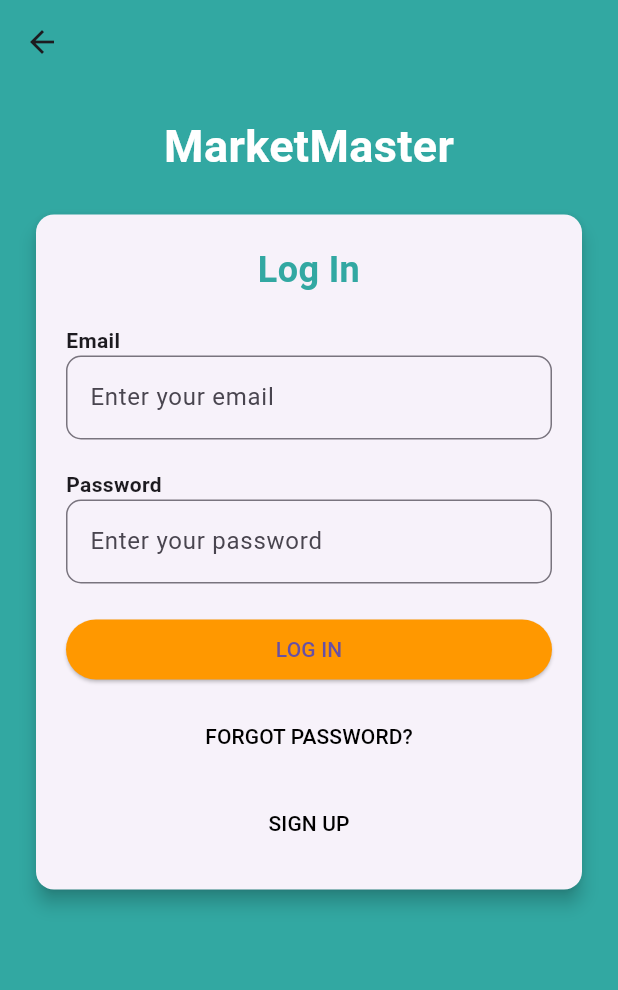
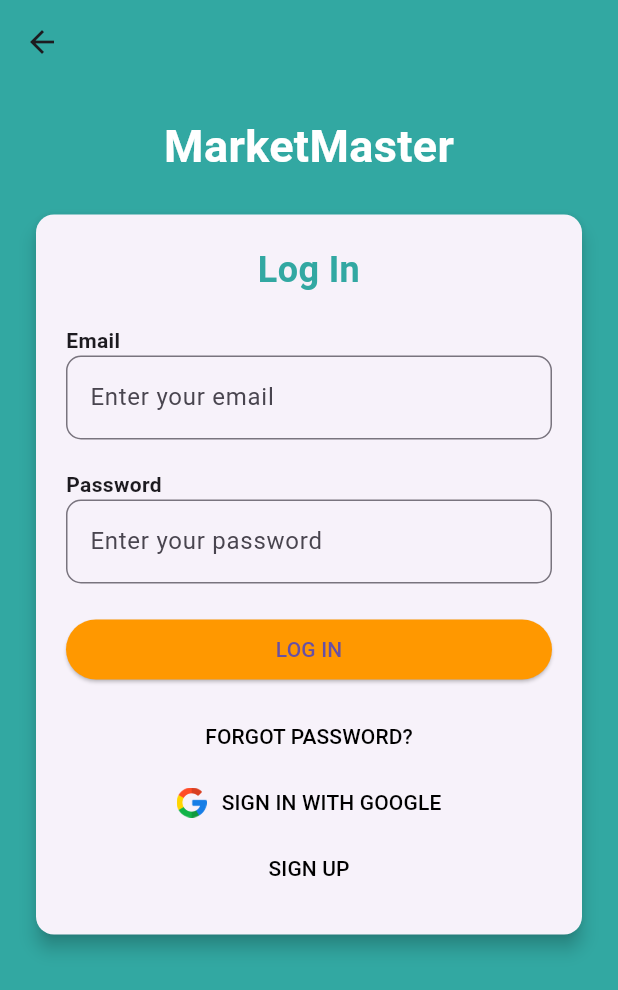
Before and after one commit to danielburongu/alu-mobile_dev, a Flutter app: the LoginScreen screen opened directly, on a phone screen of 412 x 824 dp. Shown: the top 990 px of the screen. Run offline on Flutter 3.47's test engine with Material 3 defaults, Android fonts, the phone set to English and light mode, and no system bars; our stand-ins replace cloud_firestore, firebase_auth, firebase_core, firebase_storage, get, google_sign_in and 1 more; accounts and stored records are empty.

Commit message:
google user auth and profile updates

```diff
--- a/lib/screens/Login.dart
+++ b/lib/screens/Login.dart
@@ -1,12 +1,11 @@
-// ignore_for_file: prefer_const_constructors
-
 import 'package:firebase_auth/firebase_auth.dart';
 import 'package:flutter/material.dart';
+import 'package:google_sign_in/google_sign_in.dart';
 import 'package:test1/screens/Signup.dart';
 import 'package:test1/screens/home_page.dart';
 
 class LoginScreen extends StatefulWidget {
-  const LoginScreen({super.key});
+  const LoginScreen({Key? key}) : super(key: key);
 
   @override
   State<LoginScreen> createState() => _LoginScreenState();
@@ -14,16 +13,46 @@ class LoginScreen extends StatefulWidget {
 
 class _LoginScreenState extends State<LoginScreen> {
   final _useremail = TextEditingController();
-
   final _userpassword = TextEditingController();
 
-  // void handleLogin() async {
+  final FirebaseAuth _auth = FirebaseAuth.instance;
+  final GoogleSignIn googleSignIn = GoogleSignIn();
+
+  Future<User?> _handleSignIn() async {
+    try {
+      final GoogleSignInAccount? googleSignInAccount = await googleSignIn.signIn();
+      if (googleSignInAccount != null) {
+        final GoogleSignInAuthentication googleSignInAuthentication =
+            await googleSignInAccount.authentication;
+
+        final AuthCredential credential = GoogleAuthProvider.credential(
+          accessToken: googleSignInAuthentication.accessToken,
+          idToken: googleSignInAuthentication.idToken,
+        );
+
+        final UserCredential authResult =
+            await _auth.signInWithCredential(credential);
+        final User? user = authResult.user;
+
+        return user;
+      } else {
+        // Handle user canceling sign-in
+        return null;
+      }
+    } catch (error) {
+      // Handle sign-in errors
+      print("Error signing in with Google: $error");
+      return null;
+    }
+  }
+
   void handleLogin(BuildContext context) async {
     showDialog(
       context: context,
       builder: (context) {
         return Center(child: CircularProgressIndicator());
-        });
+      },
+    );
     try {
       String userEmail = _useremail.text.trim();
       String userPassword = _userpassword.text.trim();
@@ -32,10 +61,11 @@ class _LoginScreenState extends State<LoginScreen> {
       } else {
         // Sign in with email and password
         await FirebaseAuth.instance.signInWithEmailAndPassword(
-            email: userEmail, password: userPassword);
+          email: userEmail,
+          password: userPassword,
+        );
 
         // Navigate to the home screen
-        // ignore: use_build_context_synchronously
         Navigator.pushReplacement(
           context,
           MaterialPageRoute(builder: (context) => HomeScreen()),
@@ -57,7 +87,8 @@ class _LoginScreenState extends State<LoginScreen> {
             child: Text(message),
           ),
         );
-        });
+      },
+    );
   }
 
   @override
@@ -65,17 +96,15 @@ class _LoginScreenState extends State<LoginScreen> {
     return Scaffold(
       backgroundColor: Color(0xFF32a8a2),
       appBar: AppBar(
-        //title: Text('MarketMaster'),
         backgroundColor: Color(0xFF32a8a2),
       ),
       body: SingleChildScrollView(
-        // Wrap with SingleChildScrollView
         child: Padding(
           padding: EdgeInsets.all(20.0),
           child: Column(
             children: [
               Text(
-                'MarketMaster', // App Name
+                'MarketMaster',
                 style: TextStyle(
                   fontSize: 30.0,
                   fontWeight: FontWeight.bold,
@@ -95,7 +124,7 @@ class _LoginScreenState extends State<LoginScreen> {
                         style: TextStyle(
                           fontSize: 24.0,
                           fontWeight: FontWeight.bold,
-                          color: Color(0xFF32a8a2), // Text color
+                          color: Color(0xFF32a8a2),
                         ),
                         textAlign: TextAlign.center,
                       ),
@@ -144,7 +173,7 @@ class _LoginScreenState extends State<LoginScreen> {
                       ElevatedButton(
                         onPressed: () => handleLogin(context),
                         style: ElevatedButton.styleFrom(
-                          backgroundColor: Colors.orange, // Background color
+                          backgroundColor: Colors.orange,
                         ),
                         child: Text('LOG IN'),
                       ),
@@ -154,9 +183,48 @@ class _LoginScreenState extends State<LoginScreen> {
                           // Handle forgot password button press
                         },
                         style: TextButton.styleFrom(
-                          foregroundColor: Colors.black, // Text color
+                          foregroundColor: Colors.black,
                         ),
                         child: Text('FORGOT PASSWORD?'),
+                      ),
+                      SizedBox(height: 10.0),
+                      Row(
+                        mainAxisAlignment: MainAxisAlignment.center,
+                        children: [
+                          TextButton(
+                            onPressed: () {
+                              _handleSignIn().then((user) {
+                                if (user != null) {
+                                  // Navigate to home screen
+                                  Navigator.pushReplacement(
+                                    context,
+                                    MaterialPageRoute(
+                                      builder: (context) => HomeScreen(),
+                                    ),
+                                  );
+                                }
+                              });
+                            },
+                            style: TextButton.styleFrom(
+                              padding: EdgeInsets.zero,
+                              minimumSize: Size(0, 0),
+                              tapTargetSize: MaterialTapTargetSize.shrinkWrap,
+                              alignment: Alignment.center,
+                              foregroundColor: Colors.black,
+                            ),
+                            child: Row(
+                              children: [
+                                Image.asset(
+                                  'lib/images/google.png',
+                                  height: 20, // Adjust the size as needed
+                                  width: 20, // Adjust the size as needed
+                                ),
+                                SizedBox(width: 10),
+                                Text('SIGN IN WITH GOOGLE'),
+                              ],
+                            ),
+                          ),
+                        ],
                       ),
                       SizedBox(height: 10.0),
                       TextButton(
@@ -164,10 +232,12 @@ class _LoginScreenState extends State<LoginScreen> {
                           Navigator.push(
                             context,
                             MaterialPageRoute(
-                                  builder: (context) => SignupScreen()));
+                              builder: (context) => SignupScreen(),
+                            ),
+                          );
                         },
                         style: TextButton.styleFrom(
-                          foregroundColor: Colors.black, // Text color
+                          foregroundColor: Colors.black,
                         ),
                         child: Text('SIGN UP'),
                       ),
--- a/lib/screens/profile.dart
+++ b/lib/screens/profile.dart
@@ -90,7 +90,7 @@ class Profile extends StatelessWidget {
                                     leading: Icon(Icons.logout, color: Colors.red, size: 30,),
                                     title: Text("Logout", style: TextStyle(fontSize: 17),),
                                     onTap: () {
-                                      AuthentificationRepository.instance.logout();
+                                      AuthentificationRepository.instance.signOut();
                                     },
                                   ),
 
```
Also changed, not shown: lib/services/auth_repo.dart (+40 -26 lines), pubspec.yaml (+7 -6 lines), lib/firebase_options.dart, lib/images/google.png (added), pubspec.lock, 3 other files. Lines whose indentation alone changed are shown as unchanged.
